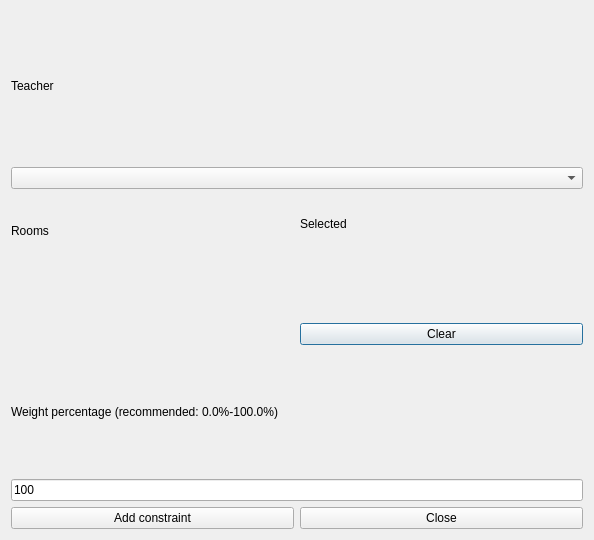
janLo/FET, file src/interface/addconstraintteacherhomeroomsform_template.ui: the form before one commit.
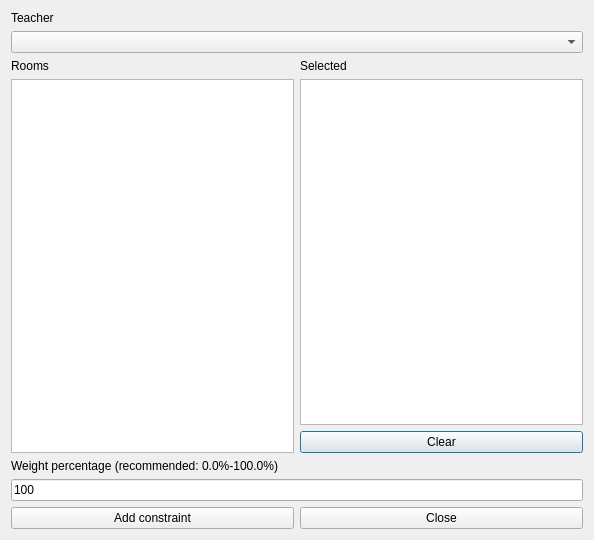
The form after the commit. Custom widgets are drawn as their Qt base class.

Patch:
```diff
--- a/src/interface/addconstraintteacherhomeroomsform_template.ui
+++ b/src/interface/addconstraintteacherhomeroomsform_template.ui
@@ -28,7 +28,7 @@
     <widget class="QComboBox" name="teachersComboBox"/>
    </item>
    <item row="2" column="0">
-    <layout class="QVBoxLayout">
+    <layout class="QVBoxLayout" name="verticalLayout_2">
      <item>
       <widget class="QLabel" name="roomsTextLabel">
        <property name="frameShape">
@@ -46,13 +46,7 @@
       </widget>
      </item>
      <item>
-      <widget class="Q3ListBox" name="roomsListBox">
-       <item>
-        <property name="text">
-         <string>New Item</string>
-        </property>
-       </item>
-      </widget>
+      <widget class="QListWidget" name="roomsListWidget"/>
      </item>
     </layout>
    </item>
@@ -75,13 +69,7 @@
       </widget>
      </item>
      <item>
-      <widget class="Q3ListBox" name="selectedRoomsListBox">
-       <item>
-        <property name="text">
-         <string>New Item</string>
-        </property>
-       </item>
-      </widget>
+      <widget class="QListWidget" name="selectedRoomsListWidget"/>
      </item>
      <item>
       <widget class="QPushButton" name="clearPushButton">
@@ -140,27 +128,6 @@
   </layout>
  </widget>
  <layoutdefault spacing="6" margin="11"/>
- <customwidgets>
-  <customwidget>
-   <class>Q3Frame</class>
-   <extends>QFrame</extends>
-   <header>Qt3Support/Q3Frame</header>
-   <container>1</container>
-  </customwidget>
-  <customwidget>
-   <class>Q3ListBox</class>
-   <extends>Q3Frame</extends>
-   <header>q3listbox.h</header>
-  </customwidget>
- </customwidgets>
- <tabstops>
-  <tabstop>teachersComboBox</tabstop>
-  <tabstop>roomsListBox</tabstop>
-  <tabstop>selectedRoomsListBox</tabstop>
-  <tabstop>weightLineEdit</tabstop>
-  <tabstop>addConstraintPushButton</tabstop>
-  <tabstop>closePushButton</tabstop>
- </tabstops>
  <resources/>
  <connections/>
 </ui>
```
Left out of the diff: 2 changed lines with no effect on the pictures.
